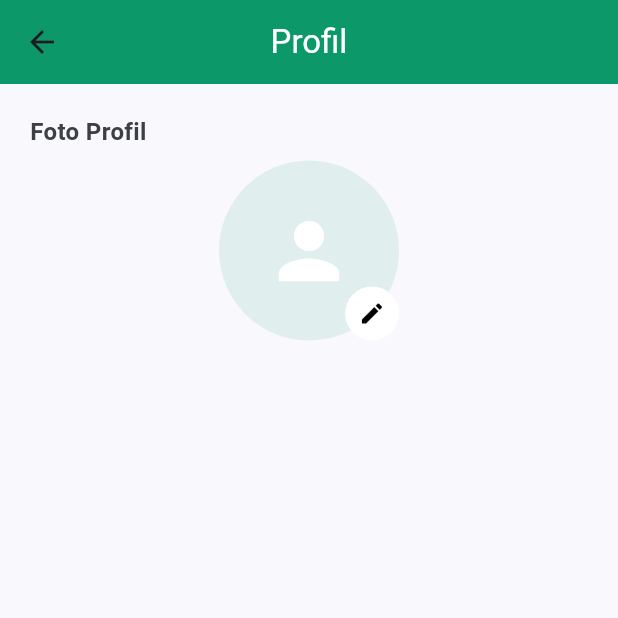
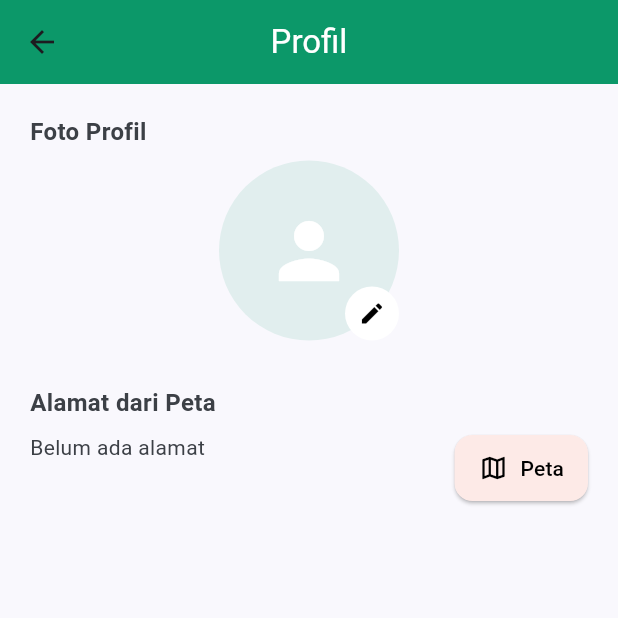
Before and after one commit to iffa28/PlantApp, a Flutter app: the Profile screen opened directly, on a phone screen of 412 x 824 dp, the top half of it. Run offline on Flutter 3.47's test engine with Material 3 defaults, Android fonts, the phone set to English and light mode, and no system bars; our stand-ins replace camera, flutter_svg, geocoding, geolocator, google_maps_flutter, image_picker.

Commit message:
menambahkan alamat dari peta untuk di tampilkan ketika sesudah di pilih

```diff
--- a/lib/screens/profile/components/profile.dart
+++ b/lib/screens/profile/components/profile.dart
@@ -108,6 +108,70 @@ class _ProfileState extends State<Profile> {
                 ),
               ),
 
+              const SizedBox(height: 30),
+              sectionTitle("Alamat dari Peta"),
+              Row(
+                crossAxisAlignment: CrossAxisAlignment.start,
+                children: [
+                  // Alamat container
+                  Expanded(
+                    child: alamatDipilih != null
+                        ? Container(
+                            padding: const EdgeInsets.all(12),
+                            decoration: BoxDecoration(
+                              color: Colors.grey.shade100,
+                              border: Border.all(color: Colors.grey),
+                              borderRadius: BorderRadius.circular(12),
+                            ),
+                            child: Row(
+                              crossAxisAlignment: CrossAxisAlignment.start,
+                              children: [
+                                const Icon(Icons.location_on, size: 18, color: Colors.black54),
+                                const SizedBox(width: 6),
+                                Expanded(
+                                  child: Text(
+                                    alamatDipilih!,
+                                    style: const TextStyle(fontSize: 13),
+                                  ),
+                                ),
+                                GestureDetector(
+                                  onTap: () => setState(() => alamatDipilih = null),
+                                  child: const Icon(Icons.close, size: 18, color: Colors.black45),
+                                ),
+                              ],
+                            ),
+                          )
+                        : const Text("Belum ada alamat"),
+                  ),
+                  const SizedBox(width: 12),
+
+                  // Tombol pilih peta
+                  ElevatedButton.icon(
+                    onPressed: () async {
+                      final result = await Navigator.push(
+                        context,
+                        MaterialPageRoute(builder: (context) => const MapPage()),
+                      );
+                      if (result != null && result is String) {
+                        setState(() {
+                          alamatDipilih = result;
+                        });
+                      }
+                    },
+                    icon: const Icon(Icons.map_outlined, size: 20),
+                    label: const Text("Peta"),
+                    style: ElevatedButton.styleFrom(
+                      backgroundColor: pastel,
+                      foregroundColor: Colors.black,
+                      padding: const EdgeInsets.symmetric(horizontal: 16, vertical: 12),
+                      shape: RoundedRectangleBorder(
+                        borderRadius: BorderRadius.circular(12),
+                      ),
+                    ),
+                  ),
+                ],
+              ),
+
 
             ],
           ),
```
